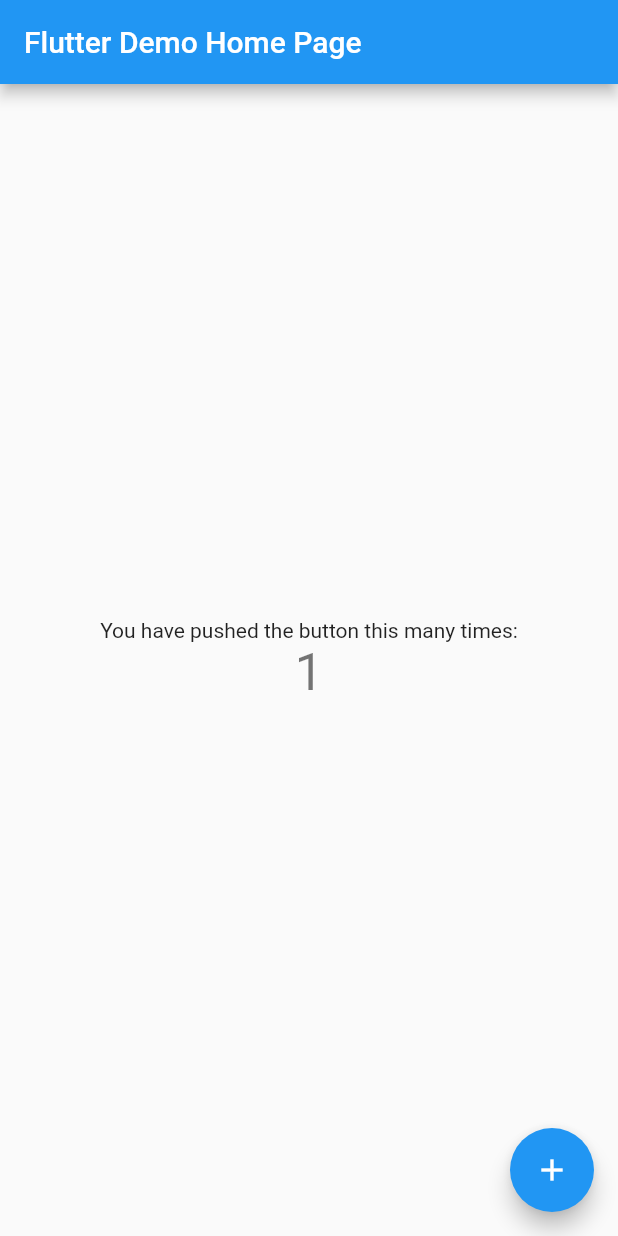
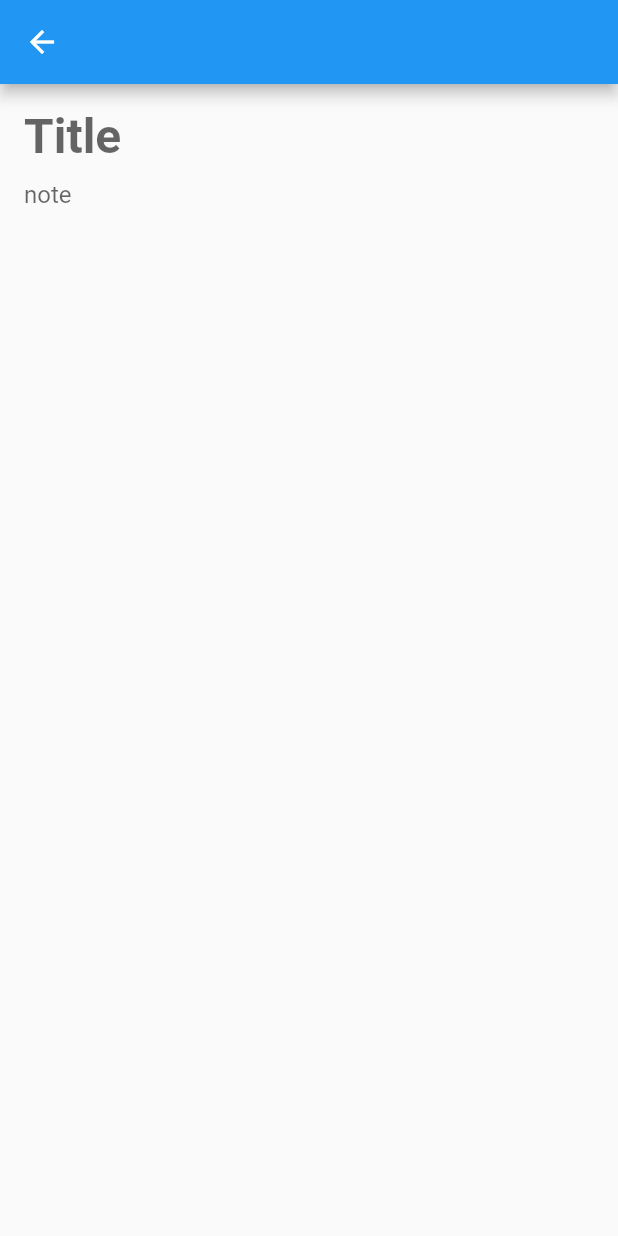
Before and after one commit to PramudiaPutra/flutter_my_notepad, a Flutter app: the screen it shows after launch, after a tap on the "add" icon, on a phone screen of 412 x 824 dp. Run offline on Flutter 3.47's test engine with Material 2 defaults, Android fonts, the phone set to English and light mode, and no system bars.

Commit message:
Creating app design

```diff
--- a/lib/main.dart
+++ b/lib/main.dart
@@ -1,113 +1,19 @@
 import 'package:flutter/material.dart';
+import 'package:my_notepad/ui/main_screen.dart';
 
 void main() {
   runApp(MyApp());
 }
 
 class MyApp extends StatelessWidget {
-  // This widget is the root of your application.
   @override
   Widget build(BuildContext context) {
     return MaterialApp(
-      title: 'Flutter Demo',
+      title: 'My Notepad',
       theme: ThemeData(
-        // This is the theme of your application.
-        //
-        // Try running your application with "flutter run". You'll see the
-        // application has a blue toolbar. Then, without quitting the app, try
-        // changing the primarySwatch below to Colors.green and then invoke
-        // "hot reload" (press "r" in the console where you ran "flutter run",
-        // or simply save your changes to "hot reload" in a Flutter IDE).
-        // Notice that the counter didn't reset back to zero; the application
-        // is not restarted.
         primarySwatch: Colors.blue,
       ),
-      home: MyHomePage(title: 'Flutter Demo Home Page'),
+      home: MainScreen(),
     );
   }
 }
-
-class MyHomePage extends StatefulWidget {
-  MyHomePage({Key? key, required this.title}) : super(key: key);
-
-  // This widget is the home page of your application. It is stateful, meaning
-  // that it has a State object (defined below) that contains fields that affect
-  // how it looks.
-
-  // This class is the configuration for the state. It holds the values (in this
-  // case the title) provided by the parent (in this case the App widget) and
-  // used by the build method of the State. Fields in a Widget subclass are
-  // always marked "final".
-
-  final String title;
-
-  @override
-  _MyHomePageState createState() => _MyHomePageState();
-}
-
-class _MyHomePageState extends State<MyHomePage> {
-  int _counter = 0;
-
-  void _incrementCounter() {
-    setState(() {
-      // This call to setState tells the Flutter framework that something has
-      // changed in this State, which causes it to rerun the build method below
-      // so that the display can reflect the updated values. If we changed
-      // _counter without calling setState(), then the build method would not be
-      // called again, and so nothing would appear to happen.
-      _counter++;
-    });
-  }
-
-  @override
-  Widget build(BuildContext context) {
-    // This method is rerun every time setState is called, for instance as done
-    // by the _incrementCounter method above.
-    //
-    // The Flutter framework has been optimized to make rerunning build methods
-    // fast, so that you can just rebuild anything that needs updating rather
-    // than having to individually change instances of widgets.
-    return Scaffold(
-      appBar: AppBar(
-        // Here we take the value from the MyHomePage object that was created by
-        // the App.build method, and use it to set our appbar title.
-        title: Text(widget.title),
-      ),
-      body: Center(
-        // Center is a layout widget. It takes a single child and positions it
-        // in the middle of the parent.
-        child: Column(
-          // Column is also a layout widget. It takes a list of children and
-          // arranges them vertically. By default, it sizes itself to fit its
-          // children horizontally, and tries to be as tall as its parent.
-          //
-          // Invoke "debug painting" (press "p" in the console, choose the
-          // "Toggle Debug Paint" action from the Flutter Inspector in Android
-          // Studio, or the "Toggle Debug Paint" command in Visual Studio Code)
-          // to see the wireframe for each widget.
-          //
-          // Column has various properties to control how it sizes itself and
-          // how it positions its children. Here we use mainAxisAlignment to
-          // center the children vertically; the main axis here is the vertical
-          // axis because Columns are vertical (the cross axis would be
-          // horizontal).
-          mainAxisAlignment: MainAxisAlignment.center,
-          children: <Widget>[
-            Text(
-              'You have pushed the button this many times:',
-            ),
-            Text(
-              '$_counter',
-              style: Theme.of(context).textTheme.headline4,
-            ),
-          ],
-        ),
-      ),
-      floatingActionButton: FloatingActionButton(
-        onPressed: _incrementCounter,
-        tooltip: 'Increment',
-        child: Icon(Icons.add),
-      ), // This trailing comma makes auto-formatting nicer for build methods.
-    );
-  }
-}
--- /dev/null
+++ b/lib/ui/input_screen.dart
@@ -0,0 +1,44 @@
+import 'package:flutter/cupertino.dart';
+import 'package:flutter/material.dart';
+
+class InputNote extends StatefulWidget{
+  _InputNoteState createState()=> _InputNoteState();
+}
+
+class _InputNoteState extends State<InputNote> {
+  var inputTitle = TextEditingController();
+  var inputDescription = TextEditingController();
+  @override
+  Widget build(BuildContext context) {
+    return Scaffold(
+      appBar: AppBar(),
+      body: Padding(
+        padding: const EdgeInsets.all(16.0),
+        child: Column(
+          crossAxisAlignment: CrossAxisAlignment.start,
+          children: [
+            TextField(
+              style: TextStyle(
+                fontSize: 32,
+              ),
+              controller: inputTitle,
+              decoration: InputDecoration.collapsed(
+                hintText: 'Title',
+                hintStyle: TextStyle(fontSize: 32, fontWeight: FontWeight.bold),
+              ),
+            ),
+            SizedBox(height: 10,),
+            TextField(
+              controller: inputDescription,
+              decoration: InputDecoration.collapsed(
+                hintText: 'note'
+              ),
+              maxLines: null,
+            ),
+          ],
+        ),
+      ),
+    );
+  }
+
+}
--- /dev/null
+++ b/lib/ui/main_screen.dart
@@ -0,0 +1,80 @@
+import 'package:flutter/cupertino.dart';
+import 'package:flutter/material.dart';
+import 'package:my_notepad/ui/input_screen.dart';
+
+class MainScreen extends StatelessWidget {
+  Widget build(BuildContext context) {
+    return Scaffold(
+      appBar: AppBar(
+        title: Text('My Notepad'),
+        elevation: 0,
+      ),
+      body: Padding(
+        padding: const EdgeInsets.all(16.0),
+        child: ListNote(),
+      ),
+      floatingActionButton: FloatingActionButton(
+        onPressed: () {
+          Navigator.push(context, MaterialPageRoute(builder: (context) {
+            return InputNote();
+          }));
+        },
+        child: Icon(Icons.add),
+      ),
+    );
+  }
+}
+
+class ListNote extends StatefulWidget {
+  @override
+  _ListNoteState createState() => _ListNoteState();
+}
+
+class _ListNoteState extends State<ListNote> {
+  @override
+  Widget build(BuildContext context) {
+    return ListView.builder(
+      itemCount: 10,
+      itemBuilder: (context, index) {
+        return Expanded(
+          child: Column(
+            crossAxisAlignment: CrossAxisAlignment.start,
+            children: [
+              Card(
+                child: Padding(
+                  padding: const EdgeInsets.all(16.0),
+                  child: Column(
+                    crossAxisAlignment: CrossAxisAlignment.stretch,
+                    children: [
+                      Text(
+                        'aaaa',
+                        style: TextStyle(
+                            fontSize: 16, fontWeight: FontWeight.bold),
+                      ),
+                      SizedBox(height: 10),
+                      Row(
+                        children: [
+                          Flexible(
+                            child: RichText(
+                              overflow: TextOverflow.ellipsis,
+                              strutStyle: StrutStyle(fontSize: 12.0),
+                              text: TextSpan(
+                                  style: TextStyle(color: Colors.black),
+                                  text:
+                                      'Apple Color Emoji'),
+                            ),
+                          ),
+                        ],
+                      ),
+                    ],
+                  ),
+                ),
+              )
+            ],
+          ),
+        );
+      },
+      padding: EdgeInsets.only(bottom: 56),
+    );
+  }
+}
```
